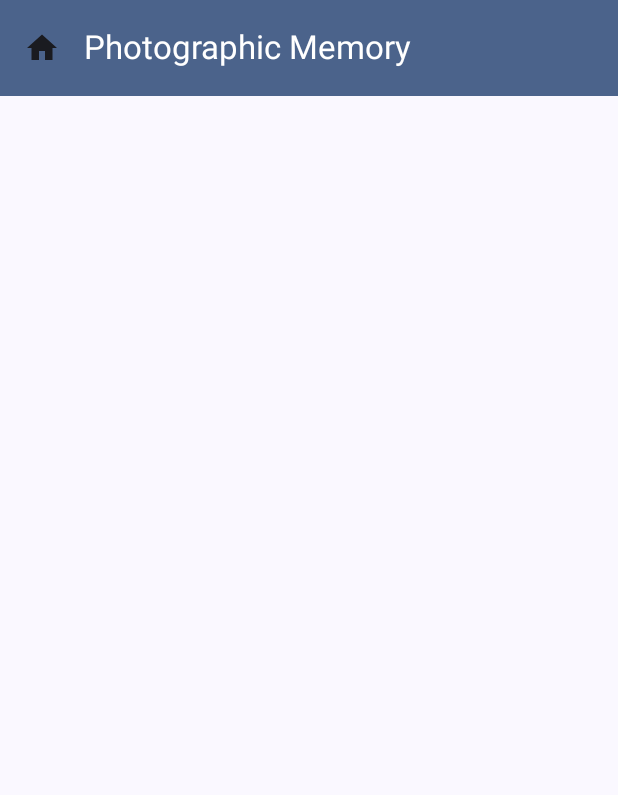
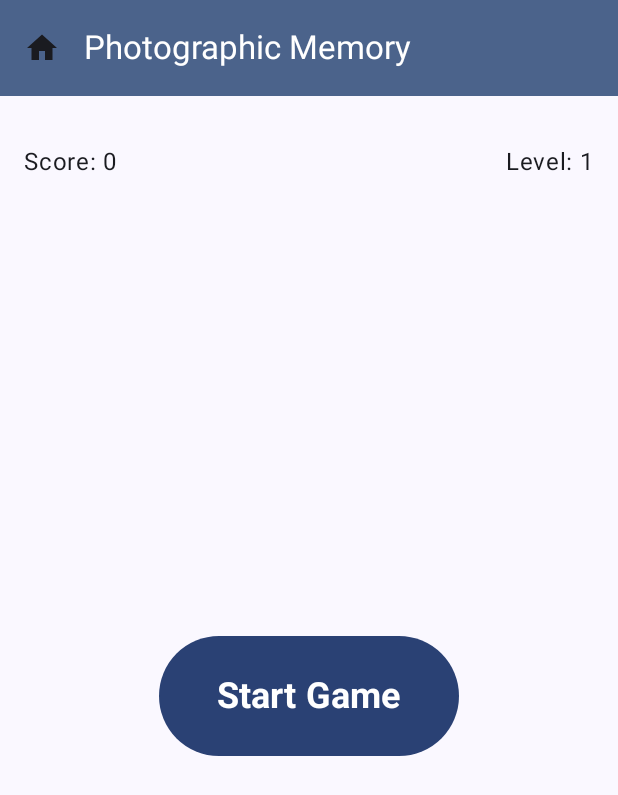
Before and after one commit to pavolhodas/SharpGames, an Android app built with Jetpack Compose: the PhotographicMemoryScreen screen opened through its navigation route, on a phone screen of 412 x 824 dp. Shown: the top 795 px of the screen. Run offline under Robolectric (Android 15) with nearby library versions, the phone set to English and light mode, and no system bars.

Commit message:
Add gameStart button

```diff
--- a/app/src/main/java/fri/uniza/sk/sharpgames/screens/PhotographicMemoryScreen.kt
+++ b/app/src/main/java/fri/uniza/sk/sharpgames/screens/PhotographicMemoryScreen.kt
@@ -1,21 +1,89 @@
 package fri.uniza.sk.sharpgames.screens
 
-import androidx.compose.foundation.layout.Column
-import androidx.compose.foundation.layout.fillMaxSize
-import androidx.compose.runtime.Composable
+import androidx.compose.foundation.layout.*
+import androidx.compose.material3.*
+import androidx.compose.runtime.*
+import androidx.compose.ui.Alignment
+import androidx.compose.ui.Modifier
+import androidx.compose.ui.text.font.FontWeight
+import androidx.compose.ui.unit.dp
+import androidx.compose.ui.unit.sp
 import androidx.navigation.NavController
 import fri.uniza.sk.sharpgames.ui.components.GameTopBar
 
+// Stav hry
+data class PhotographicMemoryState(
+    val score: Int = 0,
+    val level: Int = 1,
+    val isShowingPattern: Boolean = false,
+    val isGameActive: Boolean = false
+)
+
 @Composable
 fun PhotographicMemoryScreen(navController: NavController) {
-    Column(
-        modifier = androidx.compose.ui.Modifier.fillMaxSize()
-    ) {
-        GameTopBar(
-            title = "Photographic Memory",
-            navController = navController
-        )
+    // mutableStateOf- automaticke prekreslovanie pri zmene stavu
+    // remember zabrani resetovaniu stavu pri rekompozicii(otocenie obrazovky atd..)
+    var gameState by remember { mutableStateOf(PhotographicMemoryState()) }
 
-        // Tu bude obsah hry
+    Scaffold(
+        topBar = {
+            GameTopBar(
+                title = "Photographic Memory",
+                navController = navController
+            )
+        }
+    ) { paddingValues ->
+        Column(
+            modifier = Modifier
+                .fillMaxSize()
+                .padding(paddingValues)
+                .padding(16.dp),
+            horizontalAlignment = Alignment.CenterHorizontally,
+            verticalArrangement = Arrangement.SpaceBetween
+        ) {
+            // Horná časť - skóre a level
+            Row(
+                modifier = Modifier
+                    .fillMaxWidth()
+                    .padding(vertical = 16.dp),
+                horizontalArrangement = Arrangement.SpaceBetween
+            ) {
+                Text("Score: ${gameState.score}")
+                Text("Level: ${gameState.level}")
+            }
+
+            // Stredná časť - tlačidlo alebo obsah hry
+            if (!gameState.isGameActive) {
+                Button(
+                    onClick = {
+                        gameState = gameState.copy(
+                            isGameActive = true,
+                            isShowingPattern = true
+                        )
+                    },
+                    modifier = Modifier
+                        .size(width = 200.dp, height = 80.dp),
+                    colors = ButtonDefaults.buttonColors(
+                        containerColor = MaterialTheme.colorScheme.primary
+                    )
+                ) {
+                    Text(
+                        text = "Start Game",
+                        fontSize = 24.sp,
+                        fontWeight = FontWeight.Bold
+                    )
+                }
+            } else {
+                Text(
+                    text = if (gameState.isShowingPattern) "Memorize the pattern!" else "Repeat the pattern!",
+                    modifier = Modifier.padding(vertical = 16.dp),
+                    fontSize = 20.sp,
+                    fontWeight = FontWeight.Medium
+                )
+            }
+
+            // Spodná časť - prázdny priestor pre budúci obsah
+            Spacer(modifier = Modifier.height(16.dp))
+        }
     }
 }
```
